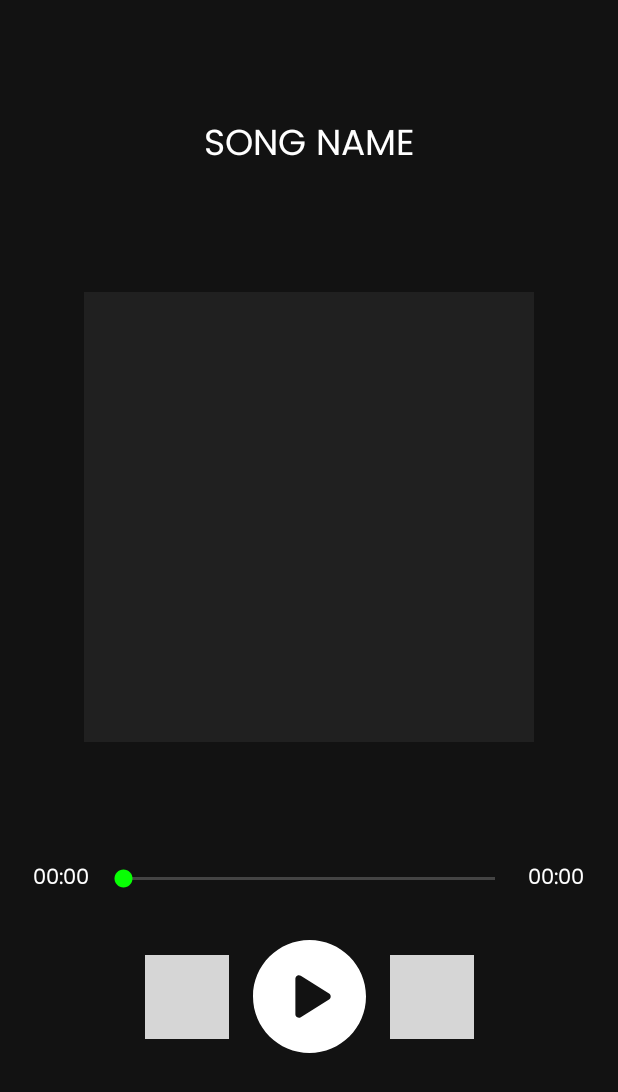
After one commit to sangeethasakthivel99/MyMu-spotifyClone, an Android app: the layout fragment_song.xml on its own in the app's theme, with its tools: preview values and no code run, on a phone screen of 412 x 824 dp. The commit adds this screen. Shown: the top 1092 px of the screen. Run offline under Robolectric (Android 15) with nearby library versions, the phone set to English and light mode, and no system bars; grey boxes are pictures that could not be loaded.

Commit message:
Add Fragments UI

```diff
--- a/app/src/main/res/drawable/ic_play_button.xml
+++ b/app/src/main/res/drawable/ic_play_button.xml
@@ -1,9 +1,9 @@
 <vector xmlns:android="http://schemas.android.com/apk/res/android"
-    android:width="512dp"
-    android:height="512dp"
+    android:width="100dp"
+    android:height="100dp"
     android:viewportWidth="512"
     android:viewportHeight="512">
   <path
-      android:fillColor="#FF000000"
+      android:fillColor="#FFF"
       android:pathData="M256,0C114.617,0 0,114.615 0,256s114.617,256 256,256s256,-114.615 256,-256S397.383,0 256,0zM344.48,269.57l-128,80c-2.59,1.617 -5.535,2.43 -8.48,2.43c-2.668,0 -5.34,-0.664 -7.758,-2.008C195.156,347.172 192,341.82 192,336V176c0,-5.82 3.156,-11.172 8.242,-13.992c5.086,-2.836 11.305,-2.664 16.238,0.422l128,80c4.676,2.93 7.52,8.055 7.52,13.57S349.156,266.641 344.48,269.57z"/>
 </vector>
--- /dev/null
+++ b/app/src/main/res/layout/fragment_song.xml
@@ -0,0 +1,107 @@
+<?xml version="1.0" encoding="utf-8"?>
+<androidx.constraintlayout.widget.ConstraintLayout xmlns:android="http://schemas.android.com/apk/res/android"
+    xmlns:app="http://schemas.android.com/apk/res-auto"
+    xmlns:tools="http://schemas.android.com/tools"
+    android:layout_width="match_parent"
+    android:layout_height="match_parent"
+    tools:context=".MainActivity">
+
+    <com.google.android.material.textview.MaterialTextView
+        android:id="@+id/songName"
+        android:layout_width="0dp"
+        android:layout_height="wrap_content"
+        tools:text="SONG NAME"
+        android:gravity="center"
+        android:textSize="24sp"
+        app:layout_constraintBottom_toTopOf="@+id/songImage"
+        app:layout_constraintEnd_toEndOf="parent"
+        app:layout_constraintStart_toStartOf="parent"
+        app:layout_constraintTop_toTopOf="parent" />
+
+    <ImageView
+        android:id="@+id/songImage"
+        android:layout_width="300dp"
+        android:layout_height="300dp"
+        android:background="@color/darkBackground"
+        app:layout_constraintBottom_toTopOf="@+id/guideline2"
+        app:layout_constraintEnd_toEndOf="parent"
+        app:layout_constraintStart_toStartOf="parent" />
+
+    <com.google.android.material.textview.MaterialTextView
+        android:id="@+id/currentTime"
+        android:layout_width="50dp"
+        android:layout_height="wrap_content"
+        android:gravity="center"
+        android:text="@string/initial_timer"
+        android:layout_marginStart="16dp"
+        android:textSize="14sp"
+        app:layout_constraintBottom_toBottomOf="@+id/seekBar"
+        app:layout_constraintStart_toStartOf="parent"
+        app:layout_constraintTop_toTopOf="@+id/seekBar" />
+
+    <SeekBar
+        android:id="@+id/seekBar"
+        android:layout_width="0dp"
+        android:layout_height="18dp"
+        app:layout_constraintEnd_toStartOf="@+id/songDuration"
+        app:layout_constraintStart_toEndOf="@+id/currentTime"
+        app:layout_constraintTop_toTopOf="@+id/guideline3" />
+
+    <com.google.android.material.textview.MaterialTextView
+        android:id="@+id/songDuration"
+        android:layout_width="50dp"
+        android:layout_height="wrap_content"
+        android:gravity="center"
+        android:text="@string/initial_timer"
+        android:layout_marginEnd="16dp"
+        android:textSize="14sp"
+        app:layout_constraintBottom_toBottomOf="@+id/seekBar"
+        app:layout_constraintEnd_toEndOf="parent"
+        app:layout_constraintTop_toTopOf="@+id/seekBar" />
+
+    <ImageView
+        android:id="@+id/ivPlayPauseDetail"
+        android:layout_width="75dp"
+        android:layout_height="75dp"
+        android:layout_marginTop="32dp"
+        android:src="@drawable/ic_play_button"
+        app:layout_constraintEnd_toEndOf="parent"
+        app:layout_constraintHorizontal_bias="0.5"
+        app:layout_constraintStart_toStartOf="parent"
+        app:layout_constraintTop_toBottomOf="@+id/seekBar" />
+
+    <ImageView
+        android:id="@+id/ivSkipPrevious"
+        android:layout_width="56dp"
+        android:layout_height="56dp"
+        android:layout_marginEnd="16dp"
+        android:src="@drawable/exo_controls_previous"
+        app:layout_constraintBottom_toBottomOf="@+id/ivPlayPauseDetail"
+        app:layout_constraintEnd_toStartOf="@+id/ivPlayPauseDetail"
+        app:layout_constraintTop_toTopOf="@+id/ivPlayPauseDetail" />
+
+    <ImageView
+        android:id="@+id/ivSkip"
+        android:layout_width="56dp"
+        android:layout_height="56dp"
+        android:layout_marginStart="16dp"
+        android:src="@drawable/exo_controls_next"
+        app:layout_constraintBottom_toBottomOf="@+id/ivPlayPauseDetail"
+        app:layout_constraintStart_toEndOf="@+id/ivPlayPauseDetail"
+        app:layout_constraintTop_toTopOf="@+id/ivPlayPauseDetail" />
+
+    <androidx.constraintlayout.widget.Guideline
+        android:id="@+id/guideline2"
+        android:layout_width="wrap_content"
+        android:layout_height="wrap_content"
+        android:orientation="horizontal"
+        app:layout_constraintGuide_percent="0.6" />
+
+    <androidx.constraintlayout.widget.Guideline
+        android:id="@+id/guideline3"
+        android:layout_width="wrap_content"
+        android:layout_height="wrap_content"
+        android:orientation="horizontal"
+        app:layout_constraintGuide_percent="0.7" />
+
+</androidx.constraintlayout.widget.ConstraintLayout>
--- a/app/src/main/res/values/strings.xml
+++ b/app/src/main/res/values/strings.xml
@@ -1,3 +1,4 @@
 <resources>
     <string name="app_name">MyMu</string>
+    <string name="initial_timer">00:00</string>
 </resources>
```
Also changed, not shown: app/src/main/res/layout/activity_main.xml (+44 -8 lines), app/src/main/res/layout/fragment_home.xml (added, +30 -0 lines), app/src/main/res/layout/item_song.xml (added, +41 -0 lines), app/src/main/res/layout/item_swipe.xml (added, +20 -0 lines), app/src/main/java/com/sangeetha/mymu_spotifyclone/di/AppModule.kt (line endings or trailing spaces), app/src/main/java/com/sangeetha/mymu_spotifyclone/di/ServiceModule.kt (line endings or trailing spaces).
